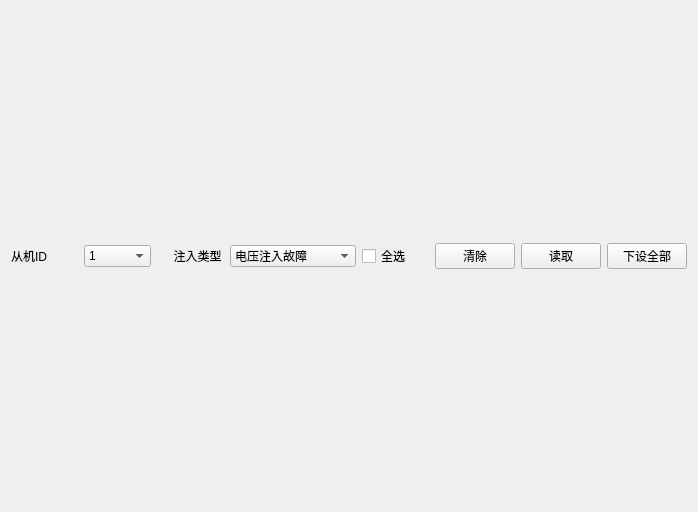
The window that HuaFonBench/src/slavemng/FaultInjection.ui (christing029/HuaFonBench) describes before a commit, drawn with Qt 5.
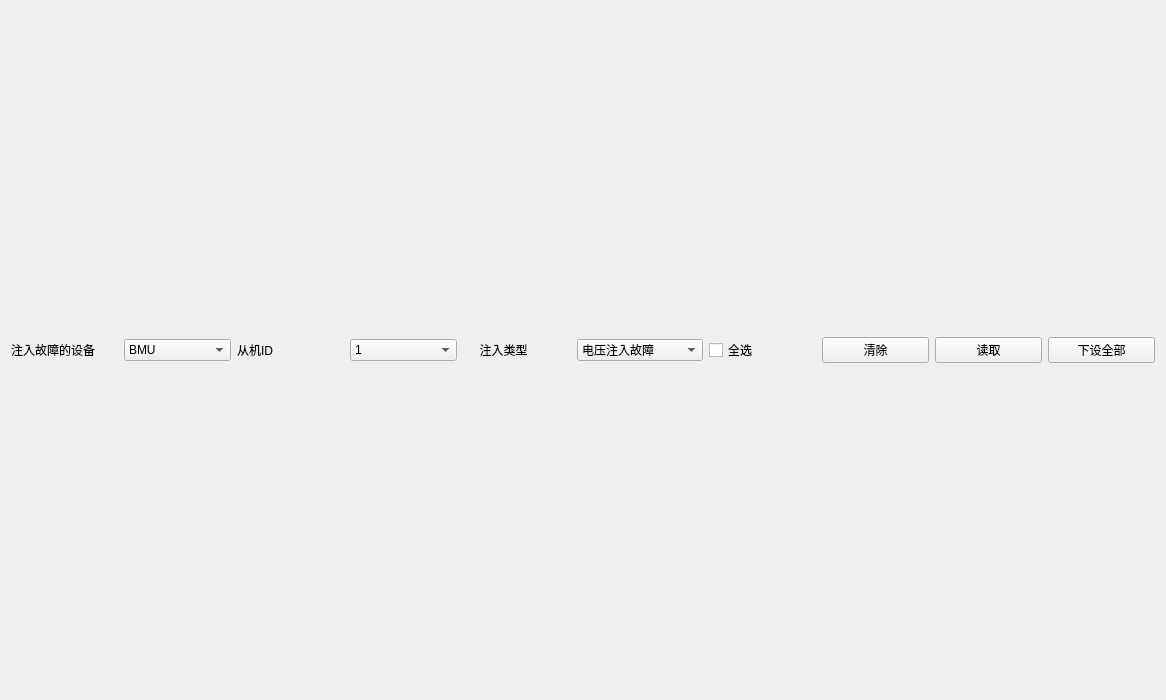
The same window after the commit.

Commit message: BCU 注入

The edit to the form file:
```diff
--- a/HuaFonBench/src/slavemng/FaultInjection.ui
+++ b/HuaFonBench/src/slavemng/FaultInjection.ui
@@ -6,8 +6,8 @@
    <rect>
     <x>0</x>
     <y>0</y>
-    <width>698</width>
-    <height>512</height>
+    <width>1166</width>
+    <height>700</height>
    </rect>
   </property>
   <property name="windowTitle">
@@ -16,6 +16,27 @@
   <layout class="QVBoxLayout" name="verticalLayout">
    <item>
     <layout class="QHBoxLayout" name="horizontalLayout">
+     <item>
+      <widget class="QLabel" name="label_4">
+       <property name="text">
+        <string>注入故障的设备</string>
+       </property>
+      </widget>
+     </item>
+     <item>
+      <widget class="QComboBox" name="cBDeviceType">
+       <item>
+        <property name="text">
+         <string>BMU</string>
+        </property>
+       </item>
+       <item>
+        <property name="text">
+         <string>BCU</string>
+        </property>
+       </item>
+      </widget>
+     </item>
      <item>
       <widget class="QLabel" name="label_3">
        <property name="text">
```
The commit also changes 16 other files.
